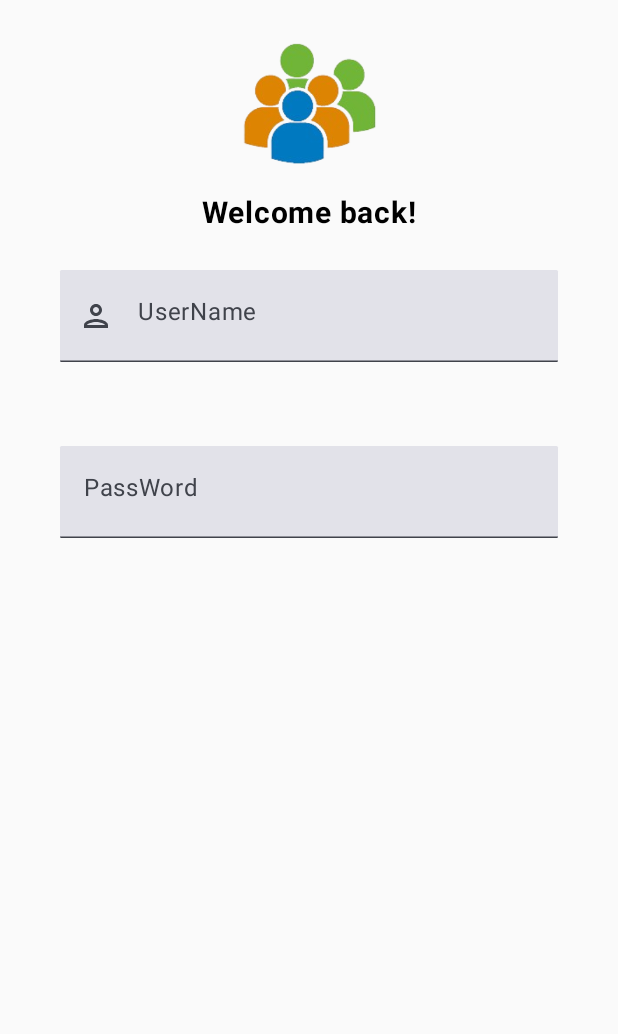
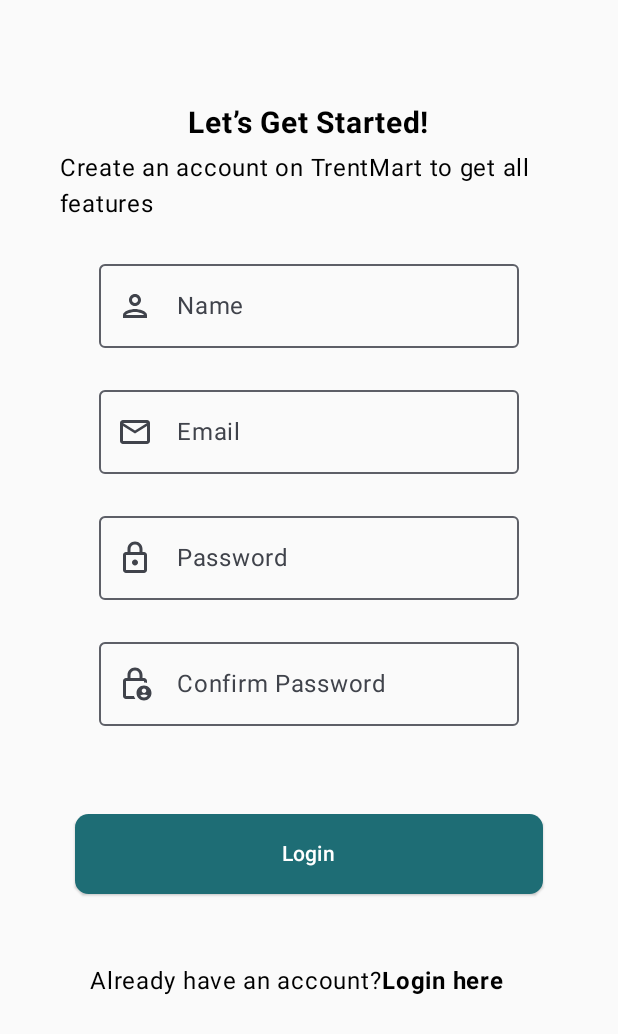
Before and after one commit to ZohaibKhanDev/TrendMart, an Android app built with Jetpack Compose: the screen it shows after launch (MainActivity), on a phone screen of 412 x 824 dp. Shown: the top 1034 px of the screen. Run offline under Robolectric (Android 15) with nearby library versions, the phone set to English and light mode, and no system bars; our stand-ins replace Firebase (no records; nobody signed in at launch, a user with empty details on screens opened directly), Room's generated code.

Commit message:
-First Commit

```diff
--- a/app/src/main/java/com/example/trendmart/MainActivity.kt
+++ b/app/src/main/java/com/example/trendmart/MainActivity.kt
@@ -9,6 +9,7 @@ import androidx.compose.ui.Modifier
 import androidx.navigation.compose.rememberNavController
 import com.example.trendmart.login.Login
 import com.example.trendmart.login.MainScreen
+import com.example.trendmart.login.SignUp
 import com.example.trendmart.navigation.NavEntry
 import com.example.trendmart.restapi.appModule
 import com.example.trendmart.ui.theme.TrendMartTheme
@@ -28,7 +29,7 @@ class MainActivity : ComponentActivity() {
         setContent {
             TrendMartTheme {
                 val navController= rememberNavController()
-              Login(navController)
+              SignUp(navController)
             }
         }
     }
--- a/app/src/main/java/com/example/trendmart/login/SignUp.kt
+++ b/app/src/main/java/com/example/trendmart/login/SignUp.kt
@@ -1,10 +1,223 @@
 package com.example.trendmart.login
 
+import android.widget.Toast
+import androidx.compose.foundation.clickable
+import androidx.compose.foundation.layout.Arrangement
+import androidx.compose.foundation.layout.Box
+import androidx.compose.foundation.layout.Column
+import androidx.compose.foundation.layout.Row
+import androidx.compose.foundation.layout.Spacer
+import androidx.compose.foundation.layout.fillMaxSize
+import androidx.compose.foundation.layout.fillMaxWidth
+import androidx.compose.foundation.layout.height
+import androidx.compose.foundation.layout.padding
+import androidx.compose.foundation.shape.RoundedCornerShape
+import androidx.compose.material.icons.Icons
+import androidx.compose.material.icons.outlined.Email
+import androidx.compose.material.icons.outlined.Lock
+import androidx.compose.material.icons.outlined.LockPerson
+import androidx.compose.material.icons.outlined.Person
+import androidx.compose.material3.ButtonDefaults
+import androidx.compose.material3.CircularProgressIndicator
+import androidx.compose.material3.ElevatedButton
+import androidx.compose.material3.Icon
+import androidx.compose.material3.OutlinedTextField
+import androidx.compose.material3.Text
 import androidx.compose.runtime.Composable
+import androidx.compose.runtime.getValue
+import androidx.compose.runtime.mutableStateOf
+import androidx.compose.runtime.remember
+import androidx.compose.runtime.rememberCoroutineScope
+import androidx.compose.runtime.setValue
+import androidx.compose.ui.Alignment
 import androidx.compose.ui.Modifier
+import androidx.compose.ui.graphics.Color
+import androidx.compose.ui.platform.LocalContext
+import androidx.compose.ui.text.TextStyle
+import androidx.compose.ui.text.font.FontWeight
+import androidx.compose.ui.unit.dp
+import androidx.compose.ui.unit.sp
 import androidx.navigation.NavController
+import com.example.trendmart.restapi.MainViewModel
+import com.example.trendmart.restapi.ResultState
+import kotlinx.coroutines.launch
+import org.koin.compose.koinInject
+
 
 @Composable
 fun SignUp(navController: NavController) {
+    var Name by remember {
+        mutableStateOf("")
+    }
+    var email by remember {
+        mutableStateOf("")
+    }
+    var passwrord by remember {
+        mutableStateOf("")
+    }
+    var confirmPassword by remember {
+        mutableStateOf("")
+    }
+
+    val scope = rememberCoroutineScope()
+
+    val context = LocalContext.current
+    val viewModel: MainViewModel = koinInject()
+    var isLoading by remember {
+        mutableStateOf(false)
+    }
+    if (isLoading) {
+        Box(modifier = Modifier.fillMaxSize(), contentAlignment = Alignment.Center) {
+            CircularProgressIndicator(color = Color.Gray, trackColor = Color.Red)
+        }
+    } else {
+        Column(
+            modifier = Modifier
+                .fillMaxSize()
+                .padding(start = 20.dp, end = 20.dp, top = 70.dp),
+            horizontalAlignment = Alignment.CenterHorizontally,
+            verticalArrangement = Arrangement.spacedBy(6.dp)
+        ) {
+            Text(text = "Let’s Get Started!", fontSize = 20.sp, fontWeight = FontWeight.Bold)
+
+            Text(
+                text = "Create an account on TrentMart to get all features",
+                modifier = Modifier
+                    .align(Alignment.CenterHorizontally)
+                    .padding(start = 20.dp)
+            )
+
+            Spacer(modifier = Modifier.height(16.dp))
+
+            OutlinedTextField(value = Name, onValueChange = {
+                Name = it
+            }, placeholder = { Text(text = "Name") }, leadingIcon = {
+                Icon(
+                    imageVector = Icons.Outlined.Person,
+                    contentDescription = ""
+                )
+            }, textStyle = TextStyle(
+                fontSize = 16.sp
+            )
+            )
+
+            Spacer(modifier = Modifier.height(16.dp))
+
+            OutlinedTextField(value = email, onValueChange = {
+                email = it
+            }, placeholder = { Text(text = "Email") }, leadingIcon = {
+                Icon(
+                    imageVector = Icons.Outlined.Email,
+                    contentDescription = ""
+                )
+            }, textStyle = TextStyle(
+                fontSize = 16.sp
+            )
+            )
+
+            Spacer(modifier = Modifier.height(16.dp))
+
+            OutlinedTextField(value = passwrord, onValueChange = {
+                passwrord = it
+            }, placeholder = { Text(text = "Password") }, leadingIcon = {
+                Icon(
+                    imageVector = Icons.Outlined.Lock,
+                    contentDescription = ""
+                )
+            }, textStyle = TextStyle(
+                fontSize = 16.sp
+            )
+            )
+
+            Spacer(modifier = Modifier.height(16.dp))
+
+            OutlinedTextField(value = confirmPassword, onValueChange = {
+                confirmPassword = it
+            }, placeholder = { Text(text = "Confirm Password") }, leadingIcon = {
+                Icon(
+                    imageVector = Icons.Outlined.LockPerson,
+                    contentDescription = ""
+                )
+            }, textStyle = TextStyle(
+                fontSize = 16.sp
+            )
+            )
+
+            Spacer(modifier = Modifier.height(23.dp))
+            if (passwrord <= 8.toString() && email.isEmpty() && passwrord != confirmPassword) {
+                ElevatedButton(
+                    onClick = {
+                        Toast.makeText(
+                            context,
+                            "Please Enter Email And Password",
+                            Toast.LENGTH_SHORT
+                        ).show()
+                    },
+                    modifier = Modifier
+                        .fillMaxWidth()
+                        .padding(start = 30.dp, end = 30.dp, top = 23.dp)
+                        .height(53.dp),
+                    shape = RoundedCornerShape(9.dp),
+                    colors = ButtonDefaults.buttonColors(
+                        Color(0XFF1e6d75)
+                    )
+                ) {
+                    Text(text = "Login")
+                }
+            } else {
+                ElevatedButton(
+                    onClick = {
+                        scope.launch {
+                            viewModel.signUp(
+                                User(
+                                    email, passwrord
+                                )
+                            ).collect {
+                                when (it) {
+                                    is ResultState.Error -> {
+                                        isLoading = false
+                                        Toast.makeText(context, "${it.error}", Toast.LENGTH_SHORT)
+                                            .show()
+                                    }
+
+                                    ResultState.Loading -> {
+                                        isLoading = true
+                                    }
+
+                                    is ResultState.Success -> {
+                                        isLoading = false
+                                        Toast.makeText(
+                                            context,
+                                            "${it.response}",
+                                            Toast.LENGTH_SHORT
+                                        ).show()
+                                    }
+                                }
+                            }
+                        }
+                    },
+                    modifier = Modifier
+                        .fillMaxWidth()
+                        .padding(start = 30.dp, end = 30.dp, top = 23.dp)
+                        .height(53.dp),
+                    shape = RoundedCornerShape(9.dp),
+                    colors = ButtonDefaults.buttonColors(
+                        Color(0XFF1e6d75)
+                    )
+                ) {
+                    Text(text = "Login")
+                }
+            }
+
+
+            Row (modifier = Modifier
+                .fillMaxWidth()
+                .padding(40.dp), verticalAlignment = Alignment.CenterVertically){
+                Text(text = "Already have an account?")
+                Text(text = "Login here", fontWeight = FontWeight.Bold, fontSize = 16.sp, modifier = Modifier.clickable {  })
+            }
+        }
+    }
+
 
 }
```
Also changed, not shown: app/src/main/java/com/example/trendmart/login/Login.kt (+151 -17 lines).
